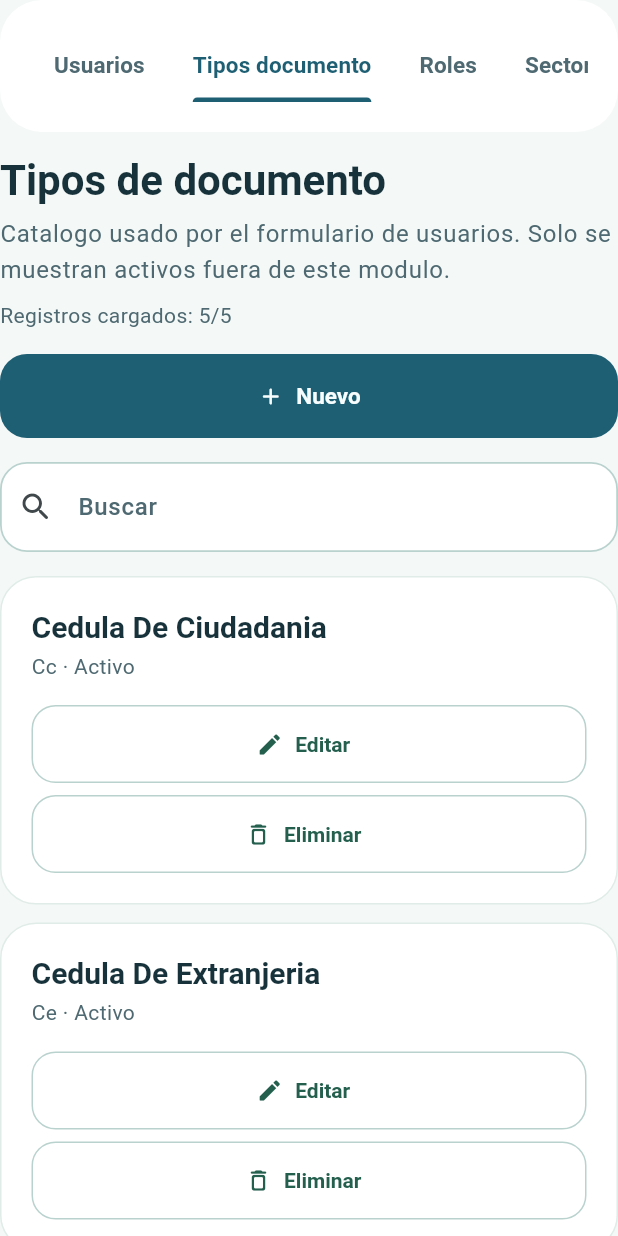
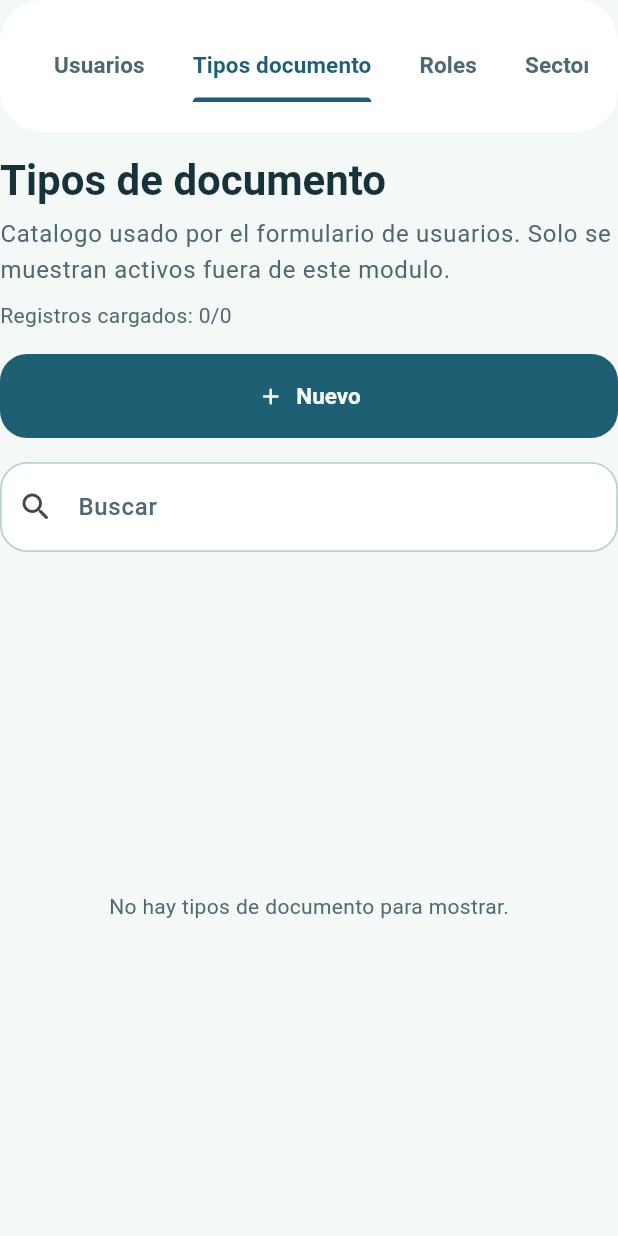
Before and after one commit to JairoAndresOrostegui/acueducto_viota_newzenda, a Flutter app: the AdminConsolePage widget shown alone on an empty page, opened directly with empty values, tab 2 chosen, on a phone screen of 412 x 824 dp. Run offline on Flutter 3.47's test engine with Material 3 defaults, Android fonts, the light colour scheme and no system bars; our stand-ins replace cloud_firestore, cloud_functions, firebase_auth, firebase_core; accounts and stored records are empty.

Commit message:
Quita seed quemado y carga catalogos base

```diff
--- a/lib/features/admin/presentation/pages/admin_console_page.dart
+++ b/lib/features/admin/presentation/pages/admin_console_page.dart
@@ -35,35 +35,6 @@ class AdminConsolePage extends StatefulWidget {
 }
 
 class _AdminConsolePageState extends State<AdminConsolePage> {
-  late final DocumentTypeCatalogService _documentTypeService =
-      widget.documentTypeService ?? DocumentTypeCatalogService();
-  late final RoleCatalogService _roleService =
-      widget.roleService ?? RoleCatalogService();
-
-  @override
-  void initState() {
-    super.initState();
-    _seedCatalogs();
-  }
-
-  Future<void> _seedCatalogs() async {
-    try {
-      await _documentTypeService.ensureDefaults(
-        DocumentTypeCatalogService.defaultItems(),
-      );
-      await _roleService.ensureDefaults(RoleCatalogService.defaultItems());
-    } catch (_) {
-      if (!mounted) {
-        return;
-      }
-      ScaffoldMessenger.of(context).showSnackBar(
-        const SnackBar(
-          content: Text('No fue posible inicializar los catalogos base.'),
-        ),
-      );
-    }
-  }
-
   @override
   Widget build(BuildContext context) {
     return DefaultTabController(
--- a/lib/features/catalogs/data/catalog_firestore_service.dart
+++ b/lib/features/catalogs/data/catalog_firestore_service.dart
@@ -51,104 +51,16 @@ class CatalogFirestoreService {
   Future<void> deleteItem(String id) {
     return _collection.doc(id).delete();
   }
-
-  Future<void> ensureDefaults(List<CatalogItem> defaults) async {
-    final existing = await _collection.limit(1).get();
-    if (existing.docs.isNotEmpty) {
-      return;
-    }
-
-    final batch = _db.batch();
-    for (final item in defaults) {
-      batch.set(_collection.doc(item.id), item.toFirestore());
-    }
-    await batch.commit();
-  }
 }
 
 class DocumentTypeCatalogService extends CatalogFirestoreService {
   DocumentTypeCatalogService({FirebaseFirestore? firestore})
       : super('tipos_documento', firestore: firestore);
-
-  static List<CatalogItem> defaultItems() {
-    final now = DateTime.now();
-    return [
-      CatalogItem(
-        id: 'cc',
-        valor: 'cc',
-        nombre: 'cedula de ciudadania',
-        estado: 'activo',
-        fechaCreacion: now,
-      ),
-      CatalogItem(
-        id: 'ce',
-        valor: 'ce',
-        nombre: 'cedula de extranjeria',
-        estado: 'activo',
-        fechaCreacion: now.add(const Duration(seconds: 1)),
-      ),
-      CatalogItem(
-        id: 'nit',
-        valor: 'nit',
-        nombre: 'numero de identificacion tributaria',
-        estado: 'activo',
-        fechaCreacion: now.add(const Duration(seconds: 2)),
-      ),
-      CatalogItem(
-        id: 'ppt',
-        valor: 'ppt',
-        nombre: 'permiso por proteccion temporal',
-        estado: 'activo',
-        fechaCreacion: now.add(const Duration(seconds: 3)),
-      ),
-      CatalogItem(
-        id: 'pas',
-        valor: 'pas',
-        nombre: 'pasaporte',
-        estado: 'activo',
-        fechaCreacion: now.add(const Duration(seconds: 4)),
-      ),
-    ];
-  }
 }
 
 class RoleCatalogService extends CatalogFirestoreService {
   RoleCatalogService({FirebaseFirestore? firestore})
       : super('roles', firestore: firestore);
-
-  static List<CatalogItem> defaultItems() {
-    final now = DateTime.now();
-    return [
-      CatalogItem(
-        id: 'administrador',
-        valor: 'administrador',
-        nombre: 'administrador',
-        estado: 'activo',
-        fechaCreacion: now,
-      ),
-      CatalogItem(
-        id: 'cliente',
-        valor: 'cliente',
-        nombre: 'cliente',
-        estado: 'activo',
-        fechaCreacion: now.add(const Duration(seconds: 1)),
-      ),
-      CatalogItem(
-        id: 'contador',
-        valor: 'contador',
-        nombre: 'contador',
-        estado: 'activo',
-        fechaCreacion: now.add(const Duration(seconds: 2)),
-      ),
-      CatalogItem(
-        id: 'operario',
-        valor: 'operario',
-        nombre: 'operario',
-        estado: 'activo',
-        fechaCreacion: now.add(const Duration(seconds: 3)),
-      ),
-    ];
-  }
 }
 
 class SectorCatalogService extends CatalogFirestoreService {
```
Also changed, not shown: 1 other file.
